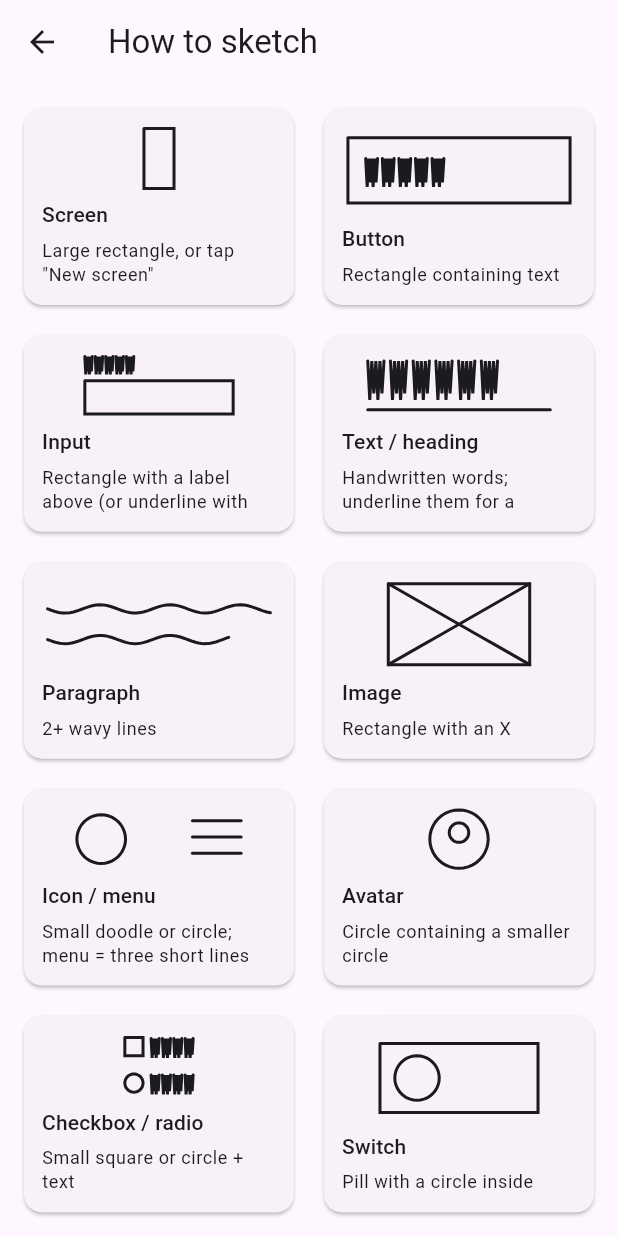
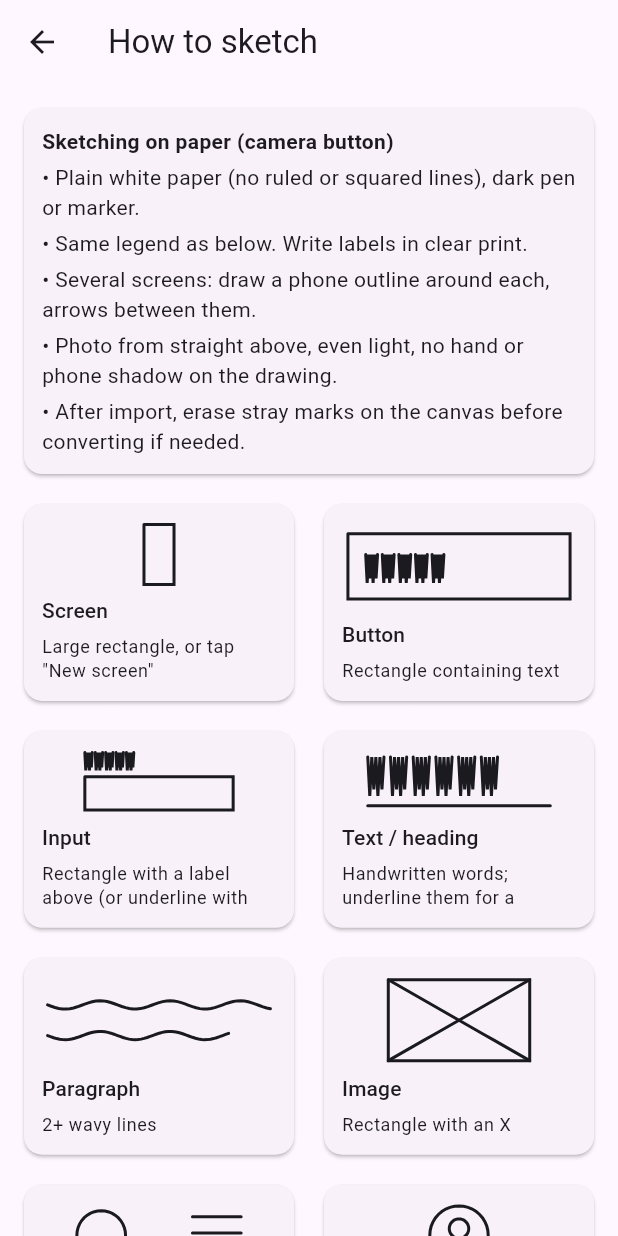
Before and after one commit to Akshit-afk-dot/sketch2app, a Flutter app: the CheatSheetPage screen opened directly, on a phone screen of 412 x 824 dp. Run offline on Flutter 3.47's test engine with Material 3 defaults, Android fonts, the phone set to English and light mode, and no system bars; our stand-ins replace image_picker, share_plus, shared_preferences; missing offline and left inert: ${options.packageName}, flutter_edge_ai, flutter_edge_ai_litertlm, flutter_onnxruntime, google_mlkit_digital_ink_recognition, google_mlkit_text_recognition; accounts and stored records are empty.

Commit message:
Docs: photo input design (DESIGN 11), README photo commands, PROGRESS through P11, paper tips
Co-Authored-By: Claude Opus 5.5 <noreply@anthropic.com>

```diff
--- a/app/lib/ui/cheat_sheet_page.dart
+++ b/app/lib/ui/cheat_sheet_page.dart
@@ -106,16 +106,66 @@ class CheatSheetPage extends StatelessWidget {
   Widget build(BuildContext context) {
     return Scaffold(
       appBar: AppBar(title: const Text('How to sketch')),
-      body: GridView.extent(
-        maxCrossAxisExtent: 320,
-        childAspectRatio: 1.35,
-        padding: const EdgeInsets.all(12),
-        mainAxisSpacing: 12,
-        crossAxisSpacing: 12,
-        children: [for (final e in _entries) _EntryCard(e)],
+      body: CustomScrollView(
+        slivers: [
+          const SliverPadding(
+            padding: EdgeInsets.fromLTRB(12, 12, 12, 0),
+            sliver: SliverToBoxAdapter(child: _PaperTips()),
+          ),
+          SliverPadding(
+            padding: const EdgeInsets.all(12),
+            sliver: SliverGrid(
+              gridDelegate: const SliverGridDelegateWithMaxCrossAxisExtent(
+                maxCrossAxisExtent: 320,
+                childAspectRatio: 1.35,
+                mainAxisSpacing: 12,
+                crossAxisSpacing: 12,
+              ),
+              delegate: SliverChildListDelegate([
+                for (final e in _entries) _EntryCard(e),
+              ]),
+            ),
+          ),
+        ],
       ),
     );
   }
+}
+
+/// Photo mode only sees what the camera sees: these are the conditions the vectorizer and the photo
+/// model were built for (and the ones the synthetic training photos cover).
+class _PaperTips extends StatelessWidget {
+  const _PaperTips();
+
+  @override
+  Widget build(BuildContext context) => const Card(
+    child: Padding(
+      padding: EdgeInsets.all(12),
+      child: Column(
+        crossAxisAlignment: CrossAxisAlignment.start,
+        spacing: 4,
+        children: [
+          Text(
+            'Sketching on paper (camera button)',
+            style: TextStyle(fontWeight: FontWeight.bold),
+          ),
+          Text(
+            '• Plain white paper (no ruled or squared lines), dark pen or marker.',
+          ),
+          Text('• Same legend as below. Write labels in clear print.'),
+          Text(
+            '• Several screens: draw a phone outline around each, arrows between them.',
+          ),
+          Text(
+            '• Photo from straight above, even light, no hand or phone shadow on the drawing.',
+          ),
+          Text(
+            '• After import, erase stray marks on the canvas before converting if needed.',
+          ),
+        ],
+      ),
+    ),
+  );
 }
 
 class _EntryCard extends StatelessWidget {
```
Also changed, not shown: 3 other files.
